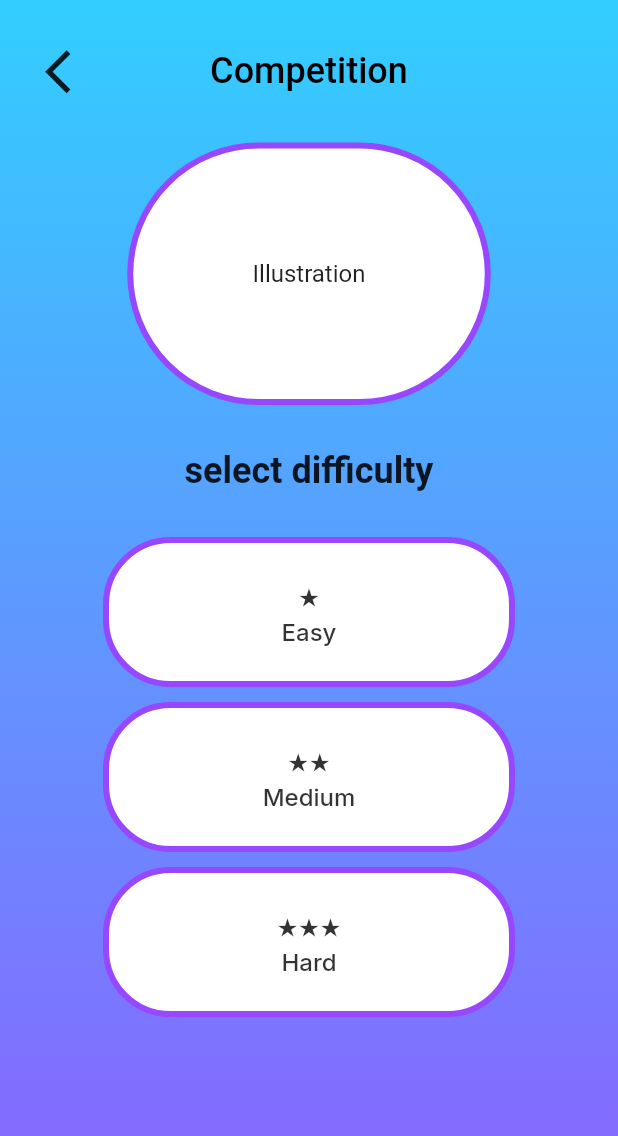
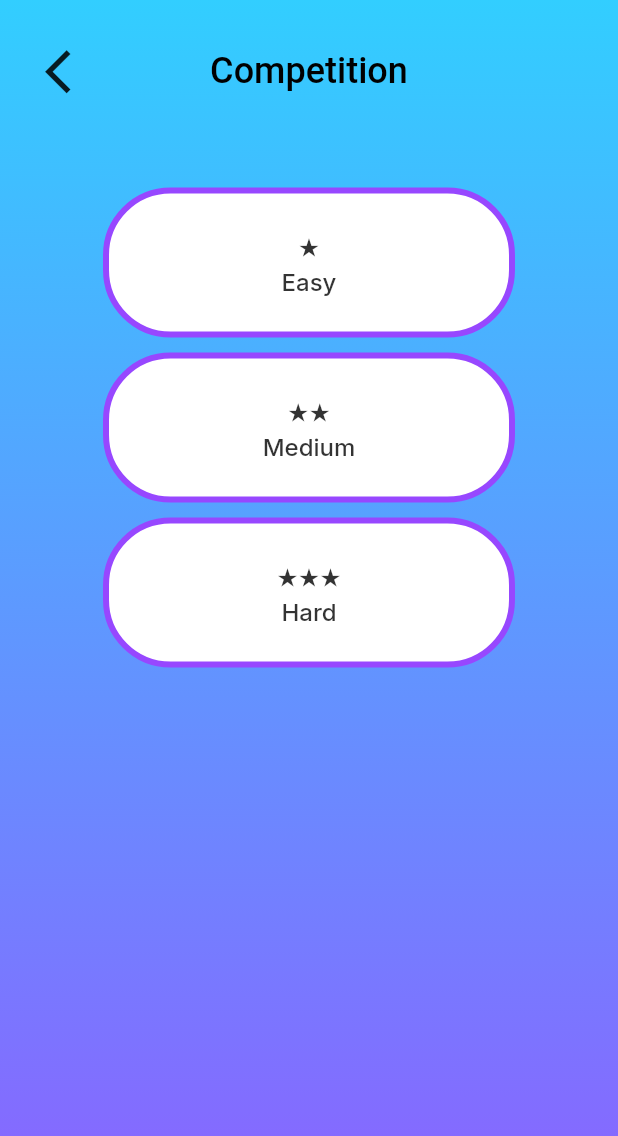
Before and after one commit to k1tsanapong/linguaotter, a Flutter app: the SelectDifficulty screen opened by its route, on a phone screen of 412 x 824 dp. Shown: the top 1136 px of the screen. Run offline on Flutter 3.47's test engine with Material 2 defaults, Android fonts, the phone set to English and light mode, and no system bars; our stand-ins replace cloud_firestore, firebase_auth, firebase_core, google_fonts, google_sign_in; accounts and stored records are empty.

Commit message:
almost almost

```diff
--- a/lib/pages/competition/select_difficulty.dart
+++ b/lib/pages/competition/select_difficulty.dart
@@ -35,46 +35,46 @@ class SelectDifficulty extends StatelessWidget {
         Expanded(child: Container())
       ],
       body:  [
-          Row(
-            mainAxisSize: MainAxisSize.max,
-            mainAxisAlignment: MainAxisAlignment.center,
-            children: [
-              Container(
-                decoration: BoxDecoration(
-                  color: Colors.white,
-                  borderRadius: BorderRadius.circular(90.0),
-                  border: Border.all(
-                    color: ThemeApp.violetTheme,
-                    width: 4.0,
-                  ),
-                ),
-                width: MediaQuery.of(context).size.width / 1.7,
-                padding: EdgeInsets.all(20.0),
-                height: 175,
-                alignment: AlignmentDirectional.center,
-                child: const Text('Illustration',
-                    textAlign: TextAlign.center,
-                    style: TextStyle(
-                      fontSize: 16,
-                    )),
-              )
-            ],
-          ),
-          const SizedBox(
-            height: 30,
-          ),
-          Row(
-            mainAxisSize: MainAxisSize.max,
-            mainAxisAlignment: MainAxisAlignment.center,
-            children: const [
-              Text('select difficulty',
-                  textAlign: TextAlign.center,
-                  style: TextStyle(
-                    fontSize: 24,
-                    fontWeight: FontWeight.w600,
-                  ))
-            ],
-          ),
+          // Row(
+          //   mainAxisSize: MainAxisSize.max,
+          //   mainAxisAlignment: MainAxisAlignment.center,
+          //   children: [
+          //     Container(
+          //       decoration: BoxDecoration(
+          //         color: Colors.white,
+          //         borderRadius: BorderRadius.circular(90.0),
+          //         border: Border.all(
+          //           color: ThemeApp.violetTheme,
+          //           width: 4.0,
+          //         ),
+          //       ),
+          //       width: MediaQuery.of(context).size.width / 1.7,
+          //       padding: EdgeInsets.all(20.0),
+          //       height: 175,
+          //       alignment: AlignmentDirectional.center,
+          //       child: const Text('Illustration',
+          //           textAlign: TextAlign.center,
+          //           style: TextStyle(
+          //             fontSize: 16,
+          //           )),
+          //     )
+          //   ],
+          // ),
+          // const SizedBox(
+          //   height: 30,
+          // ),
+          // Row(
+          //   mainAxisSize: MainAxisSize.max,
+          //   mainAxisAlignment: MainAxisAlignment.center,
+          //   children: const [
+          //     Text('select difficulty',
+          //         textAlign: TextAlign.center,
+          //         style: TextStyle(
+          //           fontSize: 24,
+          //           fontWeight: FontWeight.w600,
+          //         ))
+          //   ],
+          // ),
           const SizedBox(height: 30),
           Row(
             mainAxisSize: MainAxisSize.max,
```
